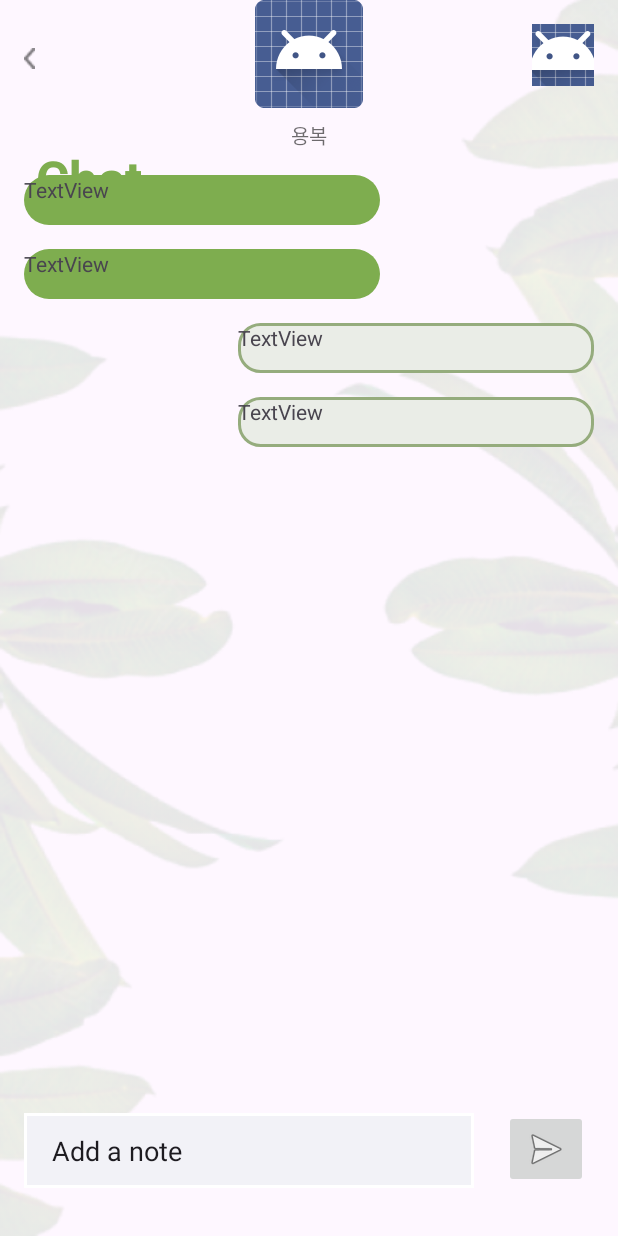
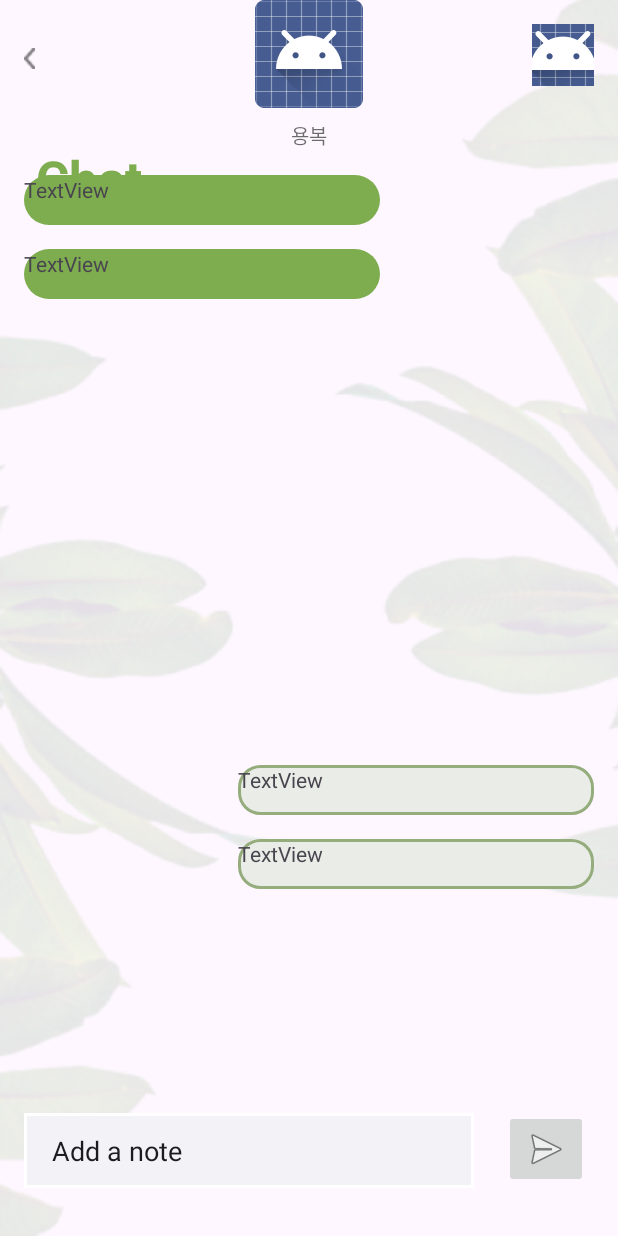
Before and after one commit to sheepyis/Second-Hand, an Android app: the layout chat.xml on its own in the app's theme, with its tools: preview values and no code run, on a phone screen of 412 x 824 dp. Run offline under Robolectric (Android 15) with nearby library versions, the phone set to English and light mode, and no system bars.

Commit message:
home, chat 화면 구성

```diff
--- a/app/src/main/res/layout/chat.xml
+++ b/app/src/main/res/layout/chat.xml
@@ -125,10 +125,11 @@
         android:id="@+id/textView9"
         android:layout_width="237dp"
         android:layout_height="33dp"
-        android:layout_marginTop="16dp"
+        android:layout_marginTop="112dp"
         android:layout_marginEnd="16dp"
         android:background="@drawable/chat_send"
         android:text="TextView"
+        app:layout_constraintBottom_toTopOf="@+id/editTextText"
         app:layout_constraintEnd_toEndOf="parent"
         app:layout_constraintTop_toBottomOf="@+id/textView8" />
 </androidx.constraintlayout.widget.ConstraintLayout>
```
